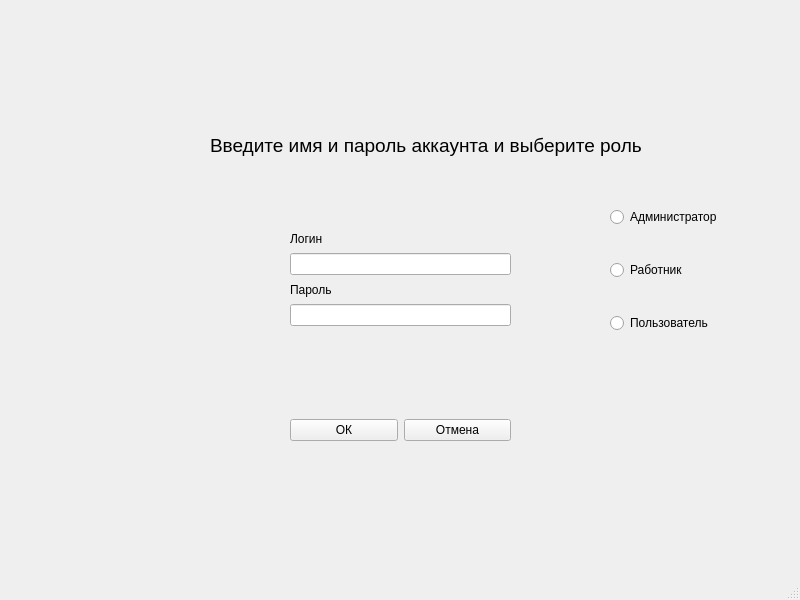
The window that Diplom2/ui/logWin.ui (shtorm901/Diplom_Work) describes before a commit, drawn with Qt 5.
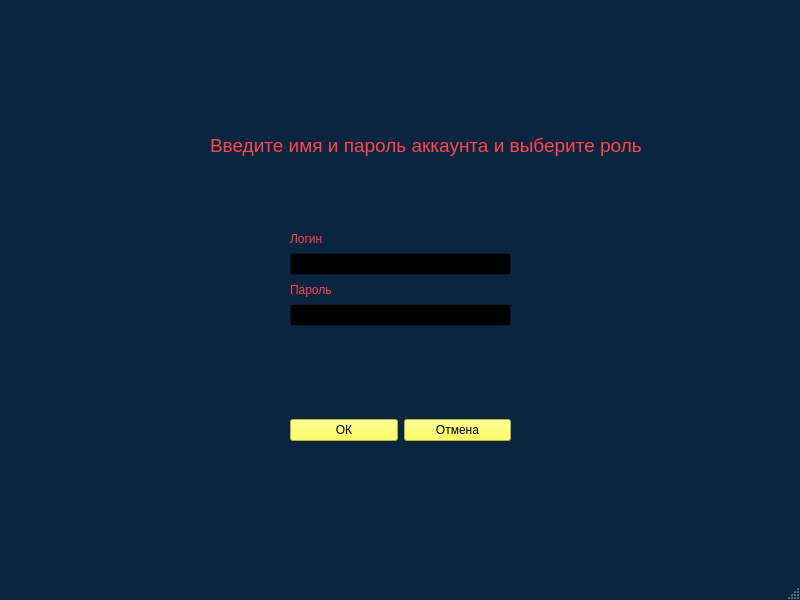
The same window after the commit.

Patch:
```diff
--- a/Diplom2/ui/logWin.ui
+++ b/Diplom2/ui/logWin.ui
@@ -10,6 +10,448 @@
     <height>600</height>
    </rect>
   </property>
+  <property name="palette">
+   <palette>
+    <active>
+     <colorrole role="WindowText">
+      <brush brushstyle="SolidPattern">
+       <color alpha="255">
+        <red>255</red>
+        <green>70</green>
+        <blue>73</blue>
+       </color>
+      </brush>
+     </colorrole>
+     <colorrole role="Button">
+      <brush brushstyle="SolidPattern">
+       <color alpha="255">
+        <red>11</red>
+        <green>37</green>
+        <blue>65</blue>
+       </color>
+      </brush>
+     </colorrole>
+     <colorrole role="Light">
+      <brush brushstyle="SolidPattern">
+       <color alpha="255">
+        <red>17</red>
+        <green>56</green>
+        <blue>97</blue>
+       </color>
+      </brush>
+     </colorrole>
+     <colorrole role="Midlight">
+      <brush brushstyle="SolidPattern">
+       <color alpha="255">
+        <red>14</red>
+        <green>46</green>
+        <blue>81</blue>
+       </color>
+      </brush>
+     </colorrole>
+     <colorrole role="Dark">
+      <brush brushstyle="SolidPattern">
+       <color alpha="255">
+        <red>5</red>
+        <green>18</green>
+        <blue>32</blue>
+       </color>
+      </brush>
+     </colorrole>
+     <colorrole role="Mid">
+      <brush brushstyle="SolidPattern">
+       <color alpha="255">
+        <red>7</red>
+        <green>25</green>
+        <blue>43</blue>
+       </color>
+      </brush>
+     </colorrole>
+     <colorrole role="Text">
+      <brush brushstyle="SolidPattern">
+       <color alpha="255">
+        <red>255</red>
+        <green>70</green>
+        <blue>73</blue>
+       </color>
+      </brush>
+     </colorrole>
+     <colorrole role="BrightText">
+      <brush brushstyle="SolidPattern">
+       <color alpha="255">
+        <red>255</red>
+        <green>70</green>
+        <blue>73</blue>
+       </color>
+      </brush>
+     </colorrole>
+     <colorrole role="ButtonText">
+      <brush brushstyle="SolidPattern">
+       <color alpha="255">
+        <red>255</red>
+        <green>70</green>
+        <blue>73</blue>
+       </color>
+      </brush>
+     </colorrole>
+     <colorrole role="Base">
+      <brush brushstyle="SolidPattern">
+       <color alpha="255">
+        <red>0</red>
+        <green>0</green>
+        <blue>0</blue>
+       </color>
+      </brush>
+     </colorrole>
+     <colorrole role="Window">
+      <brush brushstyle="SolidPattern">
+       <color alpha="255">
+        <red>11</red>
+        <green>37</green>
+        <blue>65</blue>
+       </color>
+      </brush>
+     </colorrole>
+     <colorrole role="Shadow">
+      <brush brushstyle="SolidPattern">
+       <color alpha="255">
+        <red>0</red>
+        <green>0</green>
+        <blue>0</blue>
+       </color>
+      </brush>
+     </colorrole>
+     <colorrole role="AlternateBase">
+      <brush brushstyle="SolidPattern">
+       <color alpha="255">
+        <red>5</red>
+        <green>18</green>
+        <blue>32</blue>
+       </color>
+      </brush>
+     </colorrole>
+     <colorrole role="ToolTipBase">
+      <brush brushstyle="SolidPattern">
+       <color alpha="255">
+        <red>255</red>
+        <green>255</green>
+        <blue>220</blue>
+       </color>
+      </brush>
+     </colorrole>
+     <colorrole role="ToolTipText">
+      <brush brushstyle="SolidPattern">
+       <color alpha="255">
+        <red>0</red>
+        <green>0</green>
+        <blue>0</blue>
+       </color>
+      </brush>
+     </colorrole>
+     <colorrole role="PlaceholderText">
+      <brush brushstyle="SolidPattern">
+       <color alpha="127">
+        <red>255</red>
+        <green>255</green>
+        <blue>255</blue>
+       </color>
+      </brush>
+     </colorrole>
+    </active>
+    <inactive>
+     <colorrole role="WindowText">
+      <brush brushstyle="SolidPattern">
+       <color alpha="255">
+        <red>255</red>
+        <green>70</green>
+        <blue>73</blue>
+       </color>
+      </brush>
+     </colorrole>
+     <colorrole role="Button">
+      <brush brushstyle="SolidPattern">
+       <color alpha="255">
+        <red>11</red>
+        <green>37</green>
+        <blue>65</blue>
+       </color>
+      </brush>
+     </colorrole>
+     <colorrole role="Light">
+      <brush brushstyle="SolidPattern">
+       <color alpha="255">
+        <red>17</red>
+        <green>56</green>
+        <blue>97</blue>
+       </color>
+      </brush>
+     </colorrole>
+     <colorrole role="Midlight">
+      <brush brushstyle="SolidPattern">
+       <color alpha="255">
+        <red>14</red>
+        <green>46</green>
+        <blue>81</blue>
+       </color>
+      </brush>
+     </colorrole>
+     <colorrole role="Dark">
+      <brush brushstyle="SolidPattern">
+       <color alpha="255">
+        <red>5</red>
+        <green>18</green>
+        <blue>32</blue>
+       </color>
+      </brush>
+     </colorrole>
+     <colorrole role="Mid">
+      <brush brushstyle="SolidPattern">
+       <color alpha="255">
+        <red>7</red>
+        <green>25</green>
+        <blue>43</blue>
+       </color>
+      </brush>
+     </colorrole>
+     <colorrole role="Text">
+      <brush brushstyle="SolidPattern">
+       <color alpha="255">
+        <red>255</red>
+        <green>70</green>
+        <blue>73</blue>
+       </color>
+      </brush>
+     </colorrole>
+     <colorrole role="BrightText">
+      <brush brushstyle="SolidPattern">
+       <color alpha="255">
+        <red>255</red>
+        <green>70</green>
+        <blue>73</blue>
+       </color>
+      </brush>
+     </colorrole>
+     <colorrole role="ButtonText">
+      <brush brushstyle="SolidPattern">
+       <color alpha="255">
+        <red>255</red>
+        <green>70</green>
+        <blue>73</blue>
+       </color>
+      </brush>
+     </colorrole>
+     <colorrole role="Base">
+      <brush brushstyle="SolidPattern">
+       <color alpha="255">
+        <red>0</red>
+        <green>0</green>
+        <blue>0</blue>
+       </color>
+      </brush>
+     </colorrole>
+     <colorrole role="Window">
+      <brush brushstyle="SolidPattern">
+       <color alpha="255">
+        <red>11</red>
+        <green>37</green>
+        <blue>65</blue>
+       </color>
+      </brush>
+     </colorrole>
+     <colorrole role="Shadow">
+      <brush brushstyle="SolidPattern">
+       <color alpha="255">
+        <red>0</red>
+        <green>0</green>
+        <blue>0</blue>
+       </color>
+      </brush>
+     </colorrole>
+     <colorrole role="AlternateBase">
+      <brush brushstyle="SolidPattern">
+       <color alpha="255">
+        <red>5</red>
+        <green>18</green>
+        <blue>32</blue>
+       </color>
+      </brush>
+     </colorrole>
+     <colorrole role="ToolTipBase">
+      <brush brushstyle="SolidPattern">
+       <color alpha="255">
+        <red>255</red>
+        <green>255</green>
+        <blue>220</blue>
+       </color>
+      </brush>
+     </colorrole>
+     <colorrole role="ToolTipText">
+      <brush brushstyle="SolidPattern">
+       <color alpha="255">
+        <red>0</red>
+        <green>0</green>
+        <blue>0</blue>
+       </color>
+      </brush>
+     </colorrole>
+     <colorrole role="PlaceholderText">
+      <brush brushstyle="SolidPattern">
+       <color alpha="127">
+        <red>255</red>
+        <green>255</green>
+        <blue>255</blue>
+       </color>
+      </brush>
+     </colorrole>
+    </inactive>
+    <disabled>
+     <colorrole role="WindowText">
+      <brush brushstyle="SolidPattern">
+       <color alpha="255">
+        <red>5</red>
+        <green>18</green>
+        <blue>32</blue>
+       </color>
+      </brush>
+     </colorrole>
+     <colorrole role="Button">
+      <brush brushstyle="SolidPattern">
+       <color alpha="255">
+        <red>11</red>
+        <green>37</green>
+        <blue>65</blue>
+       </color>
+      </brush>
+     </colorrole>
+     <colorrole role="Light">
+      <brush brushstyle="SolidPattern">
+       <color alpha="255">
+        <red>17</red>
+        <green>56</green>
+        <blue>97</blue>
+       </color>
+      </brush>
+     </colorrole>
+     <colorrole role="Midlight">
+      <brush brushstyle="SolidPattern">
+       <color alpha="255">
+        <red>14</red>
+        <green>46</green>
+        <blue>81</blue>
+       </color>
+      </brush>
+     </colorrole>
+     <colorrole role="Dark">
+      <brush brushstyle="SolidPattern">
+       <color alpha="255">
+        <red>5</red>
+        <green>18</green>
+        <blue>32</blue>
+       </color>
+      </brush>
+     </colorrole>
+     <colorrole role="Mid">
+      <brush brushstyle="SolidPattern">
+       <color alpha="255">
+        <red>7</red>
+        <green>25</green>
+        <blue>43</blue>
+       </color>
+      </brush>
+     </colorrole>
+     <colorrole role="Text">
+      <brush brushstyle="SolidPattern">
+       <color alpha="255">
+        <red>5</red>
+        <green>18</green>
+        <blue>32</blue>
+       </color>
+      </brush>
+     </colorrole>
+     <colorrole role="BrightText">
+      <brush brushstyle="SolidPattern">
+       <color alpha="255">
+        <red>255</red>
+        <green>70</green>
+        <blue>73</blue>
+       </color>
+      </brush>
+     </colorrole>
+     <colorrole role="ButtonText">
+      <brush brushstyle="SolidPattern">
+       <color alpha="255">
+        <red>5</red>
+        <green>18</green>
+        <blue>32</blue>
+       </color>
+      </brush>
+     </colorrole>
+     <colorrole role="Base">
+      <brush brushstyle="SolidPattern">
+       <color alpha="255">
+        <red>11</red>
+        <green>37</green>
+        <blue>65</blue>
+       </color>
+      </brush>
+     </colorrole>
+     <colorrole role="Window">
+      <brush brushstyle="SolidPattern">
+       <color alpha="255">
+        <red>11</red>
+        <green>37</green>
+        <blue>65</blue>
+       </color>
+      </brush>
+     </colorrole>
+     <colorrole role="Shadow">
+      <brush brushstyle="SolidPattern">
+       <color alpha="255">
+        <red>0</red>
+        <green>0</green>
+        <blue>0</blue>
+       </color>
+      </brush>
+     </colorrole>
+     <colorrole role="AlternateBase">
+      <brush brushstyle="SolidPattern">
+       <color alpha="255">
+        <red>11</red>
+        <green>37</green>
+        <blue>65</blue>
+       </color>
+      </brush>
+     </colorrole>
+     <colorrole role="ToolTipBase">
+      <brush brushstyle="SolidPattern">
+       <color alpha="255">
+        <red>255</red>
+        <green>255</green>
+        <blue>220</blue>
+       </color>
+      </brush>
+     </colorrole>
+     <colorrole role="ToolTipText">
+      <brush brushstyle="SolidPattern">
+       <color alpha="255">
+        <red>0</red>
+        <green>0</green>
+        <blue>0</blue>
+       </color>
+      </brush>
+     </colorrole>
+     <colorrole role="PlaceholderText">
+      <brush brushstyle="SolidPattern">
+       <color alpha="127">
+        <red>5</red>
+        <green>18</green>
+        <blue>32</blue>
+       </color>
+      </brush>
+     </colorrole>
+    </disabled>
+   </palette>
+  </property>
   <property name="windowTitle">
    <string>MainWindow</string>
   </property>
@@ -26,6 +468,9 @@
     <layout class="QGridLayout" name="gridLayout">
      <item row="0" column="0">
       <widget class="QPushButton" name="OKButton">
+       <property name="styleSheet">
+        <string notr="true">background-color:rgb(255, 255, 52)</string>
+       </property>
        <property name="text">
         <string>ОК</string>
        </property>
@@ -33,6 +478,9 @@
      </item>
      <item row="0" column="1">
       <widget class="QPushButton" name="CancelButton">
+       <property name="styleSheet">
+        <string notr="true">background-color:rgb(255, 255, 52)</string>
+       </property>
        <property name="text">
         <string>Отмена</string>
        </property>
@@ -40,39 +488,6 @@
      </item>
     </layout>
    </widget>
-   <widget class="QWidget" name="verticalLayoutWidget">
-    <property name="geometry">
-     <rect>
-      <x>610</x>
-      <y>180</y>
-      <width>160</width>
-      <height>181</height>
-     </rect>
-    </property>
-    <layout class="QVBoxLayout" name="verticalLayout">
-     <item>
-      <widget class="QRadioButton" name="Admin">
-       <property name="text">
-        <string>Администратор</string>
-       </property>
-      </widget>
-     </item>
-     <item>
-      <widget class="QRadioButton" name="Worker">
-       <property name="text">
-        <string>Работник</string>
-       </property>
-      </widget>
-     </item>
-     <item>
-      <widget class="QRadioButton" name="User">
-       <property name="text">
-        <string>Пользователь</string>
-       </property>
-      </widget>
-     </item>
-    </layout>
-   </widget>
    <widget class="QLabel" name="label">
     <property name="geometry">
      <rect>
```
